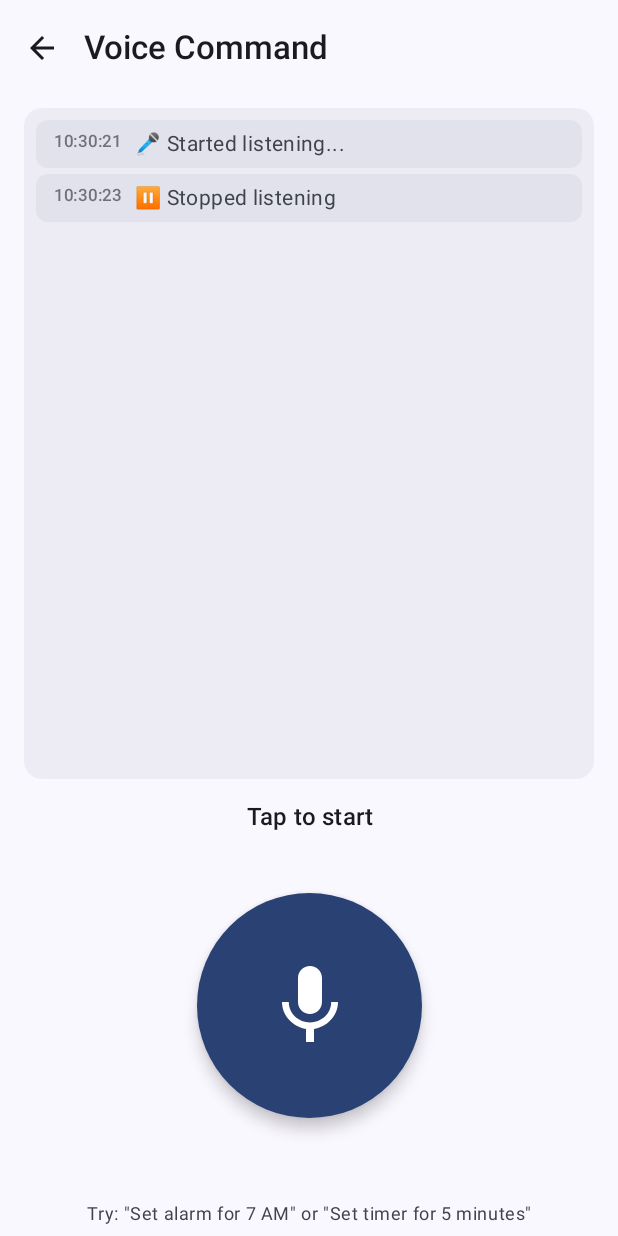
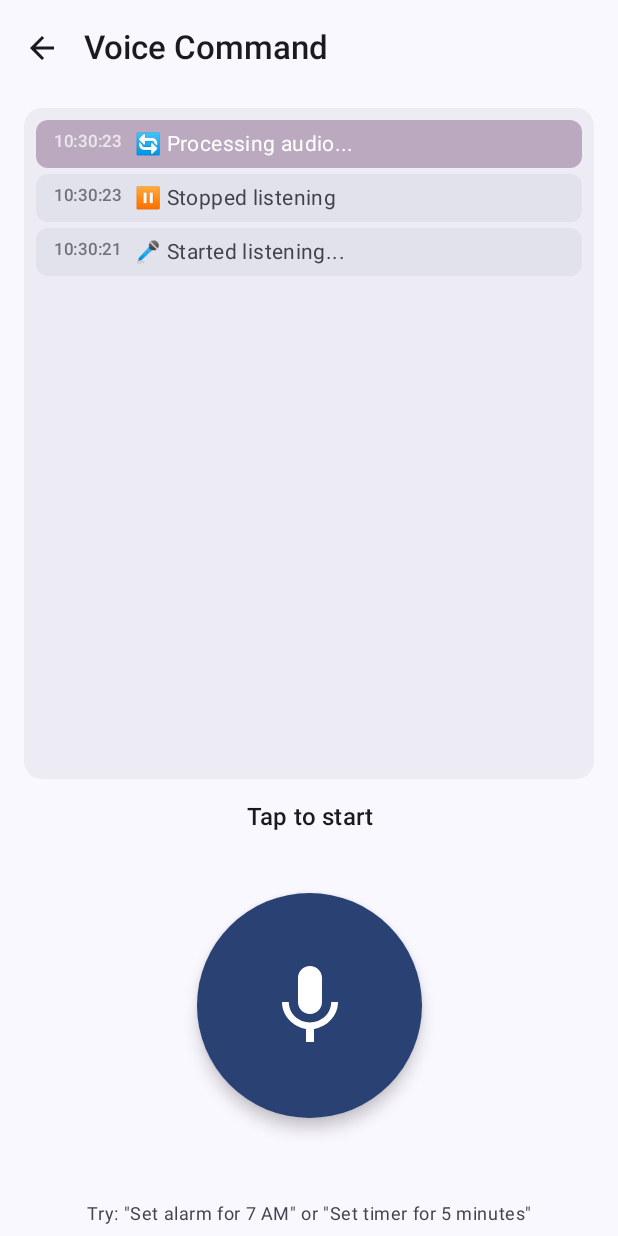
Before and after one commit to dz0nni/voicebell, an Android app built with Jetpack Compose: the VoiceCommandScreen screen opened through its navigation route, after a tap on "Stop listening", on a phone screen of 412 x 824 dp. Run offline under Robolectric (Android 15) with nearby library versions, the phone set to English and light mode, and no system bars; our stand-ins replace Dagger/Hilt's generated code, Room's generated code; 1 other tap on this screen came first.

Commit message:
fix: improve voice recognition logging and fix duplicate command execution
**Architecture Fix:**
- Service now only recognizes speech, doesn't execute commands
- Removed executeVoiceCommand injection from service
- UI (ViewModel) now handles all command parsing and execution
- Fixes bug where commands were executed twice (service + ViewModel)
- Prevents duplicate alarms/timers from being created

**UI Improvements:**
- Log display now shows newest entries at TOP (reversed order)
- Auto-scroll to top instead of bottom for better UX
- Enhanced logging with more processing steps:
  - "🎤 Speech recognized: ..."
  - "⚙️ Processing command..."
  - "🔄 Processing audio..." (after mic stop)

**Benefits:**
- All parsing logs now visible in UI (previously hidden in service)
- Better visibility into voice recognition process
- Cleaner separation of concerns (service = recognition, UI = execution)
- No more duplicate command execution

🤖 Generated with [Claude Code](https://claude.com/claude-code)

Co-Authored-By: Claude <noreply@anthropic.com>

```diff
--- a/app/src/main/java/com/voicebell/clock/presentation/screens/voice/VoiceCommandScreen.kt
+++ b/app/src/main/java/com/voicebell/clock/presentation/screens/voice/VoiceCommandScreen.kt
@@ -231,10 +231,10 @@ private fun ProcessLogArea(
 ) {
     val listState = rememberLazyListState()
 
-    // Auto-scroll to bottom when new logs arrive
+    // Auto-scroll to top when new logs arrive (newest first)
     LaunchedEffect(logs.size) {
         if (logs.isNotEmpty()) {
-            listState.animateScrollToItem(logs.size - 1)
+            listState.animateScrollToItem(0)
         }
     }
 
@@ -269,7 +269,7 @@ private fun ProcessLogArea(
                 }
             }
         } else {
-            // Log messages
+            // Log messages (newest first)
             LazyColumn(
                 state = listState,
                 modifier = Modifier
@@ -277,7 +277,7 @@ private fun ProcessLogArea(
                     .padding(8.dp),
                 verticalArrangement = Arrangement.spacedBy(4.dp)
             ) {
-                items(logs) { log ->
+                items(logs.reversed()) { log ->
                     LogMessageItem(log)
                 }
             }
--- a/app/src/main/java/com/voicebell/clock/presentation/screens/voice/VoiceCommandViewModel.kt
+++ b/app/src/main/java/com/voicebell/clock/presentation/screens/voice/VoiceCommandViewModel.kt
@@ -49,15 +49,22 @@ class VoiceCommandViewModel @Inject constructor(
                 _state.update {
                     it.copy(
                         isListening = false,
-                        logMessages = it.logMessages + LogMessage(
-                            message = "⏸️ Stopped listening",
-                            type = LogType.INFO
+                        logMessages = it.logMessages + listOf(
+                            LogMessage(
+                                message = "⏸️ Stopped listening",
+                                type = LogType.INFO
+                            ),
+                            LogMessage(
+                                message = "🔄 Processing audio...",
+                                type = LogType.PROCESSING
+                            )
                         )
                     )
                 }
             }
             is VoiceCommandEvent.RecognitionResult -> {
-                addLog("✅ Recognized: \"${event.text}\"", LogType.SUCCESS)
+                addLog("🎤 Speech recognized: \"${event.text}\"", LogType.SUCCESS)
+                addLog("⚙️ Processing command...", LogType.PROCESSING)
                 executeCommand(event.text)
             }
             is VoiceCommandEvent.ShowError -> {
```
Also changed, not shown: app/src/main/java/com/voicebell/clock/service/VoiceRecognitionService.kt (+3 -23 lines).
